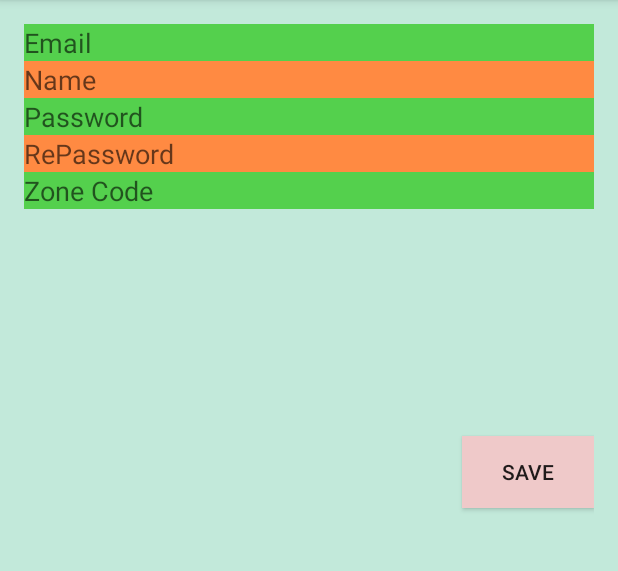
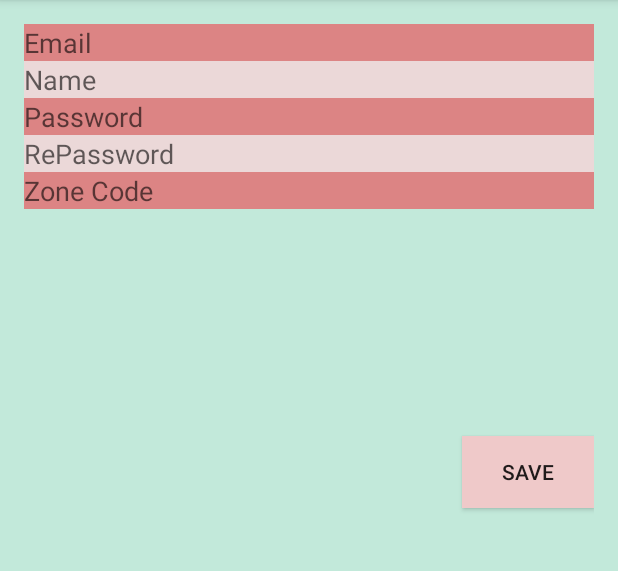
Before and after one commit to aseelzene121/MyCustomerService, an Android app: the Signup screen opened directly, with no data from a screen before it, on a phone screen of 412 x 824 dp, the part 84-655 px from its top. Run offline under Robolectric (Android 15) with nearby library versions, the phone set to English and light mode, and no system bars; our stand-ins replace Firebase (no records; nobody signed in at launch, a user with empty details on screens opened directly).

Commit message:
Merge remote-tracking branch 'origin/master'
# Conflicts:
#	.idea/misc.xml

```diff
--- a/app/src/main/java/com/example/aseelzene/mycustomerservice/ShowTasksActivity.java
+++ b/app/src/main/java/com/example/aseelzene/mycustomerservice/ShowTasksActivity.java
@@ -66,6 +66,7 @@ public class ShowTasksActivity extends AppCompatActivity {
                 adapter.clear();
                 for (DataSnapshot ds : dataSnapshot.getChildren()) {
                  Request request = ds.getValue(Request.class);
+                    request.setId(reference.getKey());
                    adapter.add(request);
                 }
             }
--- a/app/src/main/java/com/example/aseelzene/mycustomerservice/data/MyAdapter.java
+++ b/app/src/main/java/com/example/aseelzene/mycustomerservice/data/MyAdapter.java
@@ -41,9 +41,6 @@ public class MyAdapter extends android.widget.ArrayAdapter {
         Button btnSave=(Button)    convertView.findViewById(R.id.btnSave);
         RatingBar rbPriority = (RatingBar) convertView.findViewById(R.id.rbPriority);
         final Request request = (Request) getItem(position);
-     //   rdDone.setText(request.getDone());
-      // rdOnMyWay.setText(request.getOnMyWay());
-     //  rdWait.setText(request.getWait());
         btnSave.setOnClickListener(new View.OnClickListener() {
             @Override
             public void onClick(View view) {
--- a/app/src/main/res/layout/activity_client_request.xml
+++ b/app/src/main/res/layout/activity_client_request.xml
@@ -33,7 +33,7 @@
             android:layout_height="134dp"
             android:text="@string/Server"
             android:id="@+id/btnServer"
-            android:background="#ff8a42"
+            android:background="#dc8484"
             android:layout_gravity="center_horizontal" />
 
         <EditText
@@ -50,7 +50,7 @@
             android:ems="10"
             android:id="@+id/etPassw"
             android:hint="Password"
-            android:background="#ff8a42"
+            android:background="#dc8484"
             android:autoText="false" />
 
         <LinearLayout
@@ -73,7 +73,7 @@
                 android:layout_height="wrap_content"
                 android:text="Sign Up"
                 android:id="@+id/btnSignUp"
-                android:background="#ff8a42"
+                android:background="#dc8484"
                 android:layout_weight="1"
                 android:layout_gravity="bottom" />
         </LinearLayout>
--- a/app/src/main/res/layout/activity_coustemerservice.xml
+++ b/app/src/main/res/layout/activity_coustemerservice.xml
@@ -24,7 +24,7 @@
             android:ems="10"
             android:id="@+id/etName"
             android:hint="Name"
-            android:background="#54d04d" />
+            android:background="#dc8484" />
 
         <EditText
             android:layout_width="wrap_content"
@@ -33,7 +33,7 @@
             android:ems="10"
             android:id="@+id/etClasscode"
             android:hint="Zone Code"
-            android:background="#ff8a42" />
+            android:background="#9984dc" />
 
     </LinearLayout>
 
@@ -57,7 +57,7 @@
         android:onClick="onClick"
         android:layout_gravity="center_vertical"
         android:layout_below="@+id/etFreeText"
-        android:layout_alignEnd="@+id/etFreeText" />
+        android:layout_alignEnd="@+id/editText" />
 
     <EditText
         android:layout_width="match_parent"
--- a/app/src/main/res/layout/activity_signup.xml
+++ b/app/src/main/res/layout/activity_signup.xml
@@ -24,7 +24,7 @@
             android:ems="10"
             android:id="@+id/etEmail"
             android:hint="Email"
-            android:background="#54d04d" />
+            android:background="#dc8484" />
 
         <EditText
             android:layout_width="match_parent"
@@ -33,7 +33,7 @@
             android:ems="10"
             android:id="@+id/etFullName"
             android:hint="Name"
-            android:background="#ff8a42" />
+            android:background="#ebd8d8" />
 
         <EditText
             android:layout_width="match_parent"
@@ -42,7 +42,7 @@
             android:ems="10"
             android:id="@+id/etPassword"
             android:hint="Password"
-            android:background="#54d04d" />
+            android:background="#dc8484" />
 
         <EditText
             android:layout_width="match_parent"
@@ -51,7 +51,7 @@
             android:ems="10"
             android:id="@+id/etConfirmPassword"
             android:hint="RePassword"
-            android:background="#ff8a42" />
+            android:background="#ebd8d8" />
 
         <EditText
             android:layout_width="match_parent"
@@ -61,7 +61,7 @@
             android:id="@+id/etZoneCode"
             android:hint="Zone Code"
             android:autoText="false"
-            android:background="#54d04d" />
+            android:background="#dc8484" />
 
         <LinearLayout
             android:orientation="vertical"
```
Also changed, not shown: app/src/main/res/layout/item_request.xml (+33 -24 lines).
